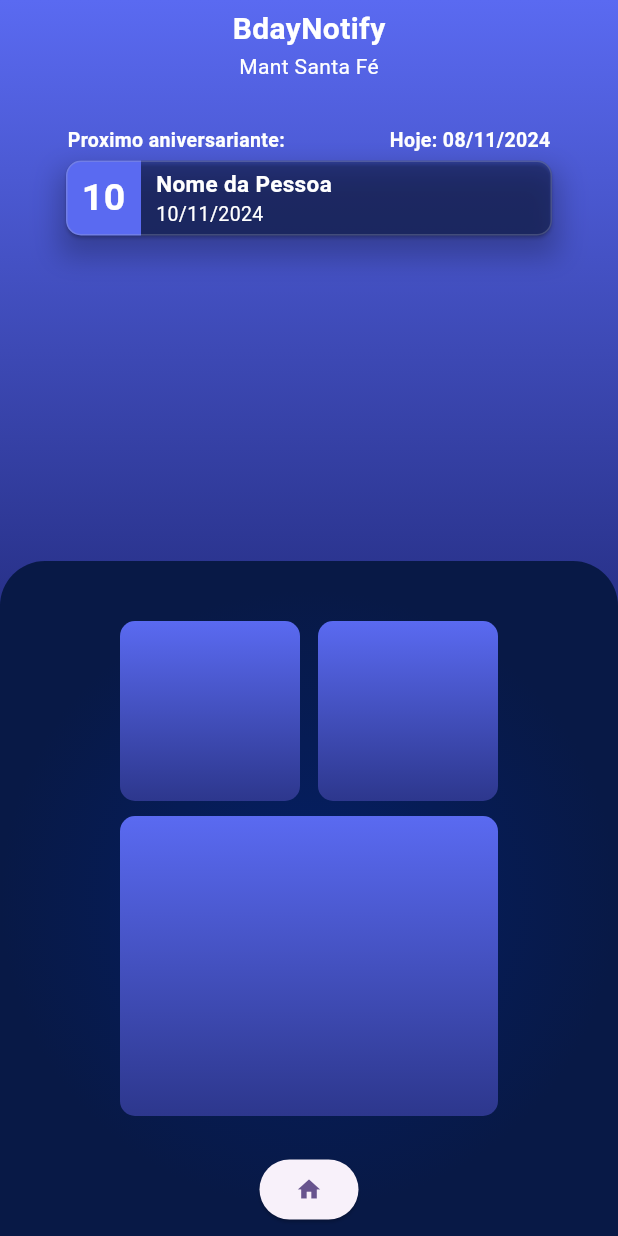
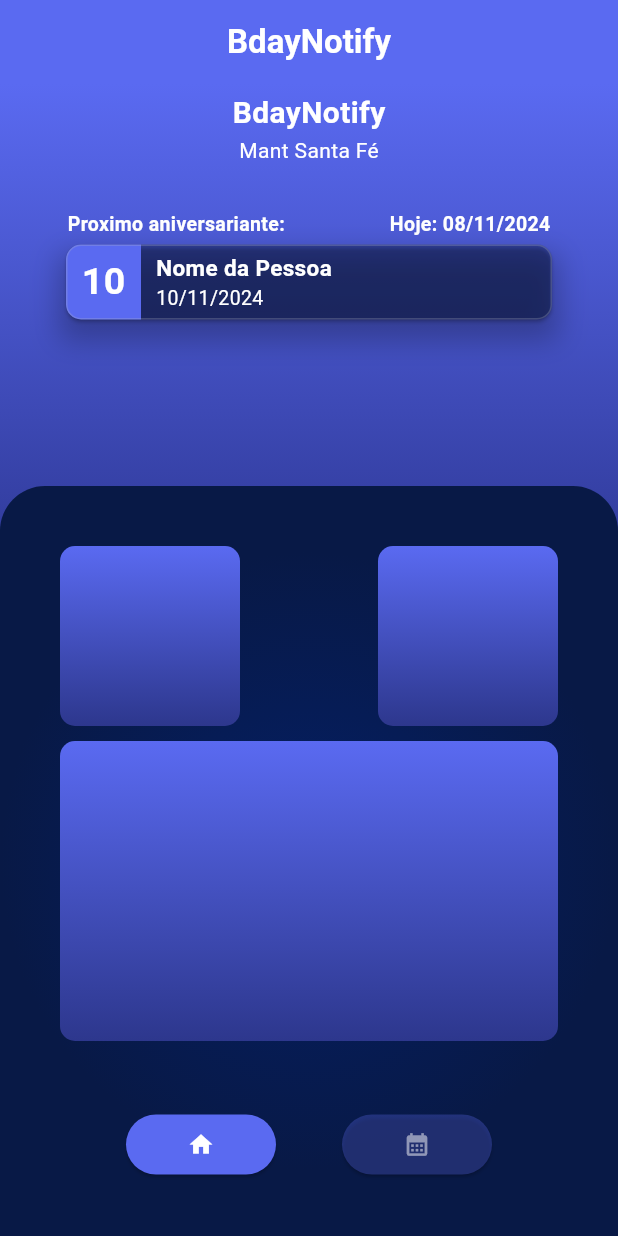
Before and after one commit to SavioVitorAlves/BdayNotify, a Flutter app: the screen it shows after launch, on a phone screen of 412 x 824 dp. Run offline on Flutter 3.47's test engine with Material 3 defaults, Android fonts, the phone set to English and light mode, and no system bars.

Commit message:
feat: add buttons navigator

```diff
--- a/bdaynotify/lib/screens/dashboard.dart
+++ b/bdaynotify/lib/screens/dashboard.dart
@@ -1,3 +1,5 @@
+import 'package:bdaynotify/components/buttons_bar.dart';
+import 'package:bdaynotify/utils/routes_app.dart';
 import 'package:flutter/material.dart';
 
 class Dashboard extends StatelessWidget {
@@ -5,9 +7,21 @@ class Dashboard extends StatelessWidget {
 
   @override
   Widget build(BuildContext context) {
+    final List<Color> _cores = [
+      Color(0xff5A6AF1),
+      Color(0x505A6AF1),
+      Colors.white,
+      Colors.white.withOpacity(0.5),
+    ];
     final pageWidth = MediaQuery.of(context).size.width;
     return Scaffold(
+      appBar: AppBar(
+        title: Text('BdayNotify', style: TextStyle(color: Colors.white, fontWeight: FontWeight.bold)),
+        backgroundColor: Color(0xFF5A6AF1),
+        centerTitle: true,
+      ),
       body: Container(
+
         decoration: const BoxDecoration(
           gradient: LinearGradient(
             colors: [
@@ -142,11 +156,11 @@ class Dashboard extends StatelessWidget {
               const Spacer(),
               Container(
                 padding: const EdgeInsets.only(
-                  left: 80,
-                  right: 80,
+                  left: 40,
+                  right: 40,
                   top: 40
                 ),
-                height: 450,
+                height: 500,
                 decoration: const BoxDecoration(
                   gradient: RadialGradient(
                     colors: [
@@ -212,20 +226,8 @@ class Dashboard extends StatelessWidget {
                         borderRadius: BorderRadius.circular(10)
                       ),
                     ),
-                    SizedBox(height: 25,),
-                    Container(
-                      child: Row(
-                        mainAxisAlignment: MainAxisAlignment.spaceEvenly,
-                        children: [
-                          ElevatedButton(
-                            onPressed: (){},
-                            child: const Icon(Icons.home),
-                            style: ButtonStyle(),
-                          ),
-
-                        ],
-                      ),
-                    )
+                    const SizedBox(height: 45,),
+                    ButtonsBar(_cores[0], _cores[1], _cores[2], _cores[3])
                   ],
                 ),
               )
```
